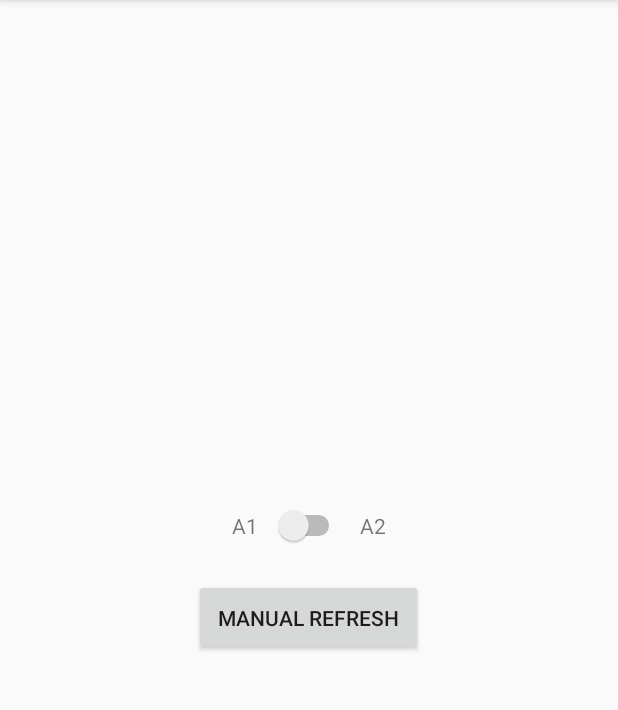
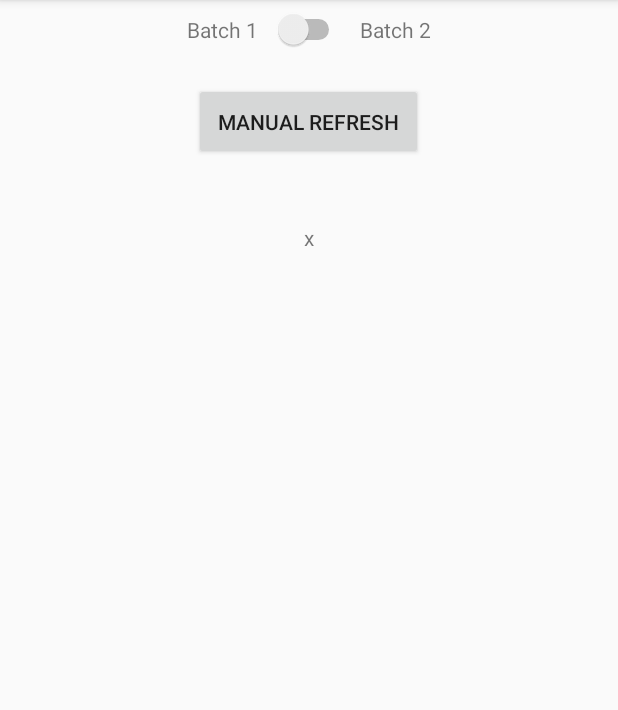
Before and after one commit to shubham-singhal-s/Timetable-Widget, an Android app: the screen it shows after launch (MainActivity), on a phone screen of 412 x 824 dp, the part 84-794 px from its top. Run offline under Robolectric (Android 15) with nearby library versions, the phone set to English and light mode, and no system bars.

Commit message:
First Push

```diff
--- a/app/src/main/AndroidManifest.xml
+++ b/app/src/main/AndroidManifest.xml
@@ -20,6 +20,7 @@
         <receiver android:name=".MyAppWidgetProvider" android:label="Timetable">
             <intent-filter>
                 <action android:name="android.appwidget.action.APPWIDGET_UPDATE" />
+                <action android:name="android.appwidget.action.APPWIDGET_OPEN" />
             </intent-filter>
             <meta-data android:name="android.appwidget.provider" android:resource="@xml/appwidgetprovider" />
         </receiver>
--- a/app/src/main/java/com/example/sectiona/MainActivity.java
+++ b/app/src/main/java/com/example/sectiona/MainActivity.java
@@ -7,15 +7,22 @@ import android.content.SharedPreferences;
 import android.os.Bundle;
 import android.preference.PreferenceManager;
 import android.support.v7.app.AppCompatActivity;
+import android.text.Html;
+import android.text.Spanned;
 import android.view.View;
 import android.widget.CompoundButton;
 import android.widget.Switch;
+import android.widget.TextView;
+
+import java.util.Scanner;
 
 public class MainActivity extends AppCompatActivity {
 
 
     Switch mySwitch;
+    int secID;
     SharedPreferences spref;
+    TextView tt;
     @Override
     protected void onCreate(Bundle savedInstanceState) {
         super.onCreate(savedInstanceState);
@@ -24,8 +31,12 @@ public class MainActivity extends AppCompatActivity {
         mySwitch = (Switch)findViewById(R.id.mySwitch);
 
         spref = PreferenceManager.getDefaultSharedPreferences(getApplicationContext());
-        int secID = spref.getInt("secID", 0);
+        secID = spref.getInt("secID", 0);
         final SharedPreferences.Editor prefEditor = spref.edit();
+
+        tt=(TextView)findViewById(R.id.ttt);
+
+        setTT(secID);
 
         if(secID==0)
             mySwitch.setChecked(false);
@@ -35,15 +46,14 @@ public class MainActivity extends AppCompatActivity {
         mySwitch.setOnCheckedChangeListener(new CompoundButton.OnCheckedChangeListener() {
 
             @Override
-            public void onCheckedChanged(CompoundButton buttonView,
-                                         boolean isChecked) {
-
+            public void onCheckedChanged(CompoundButton buttonView, boolean isChecked) {
                 if(isChecked){
                     prefEditor.putInt("secID", 1);
+                    setTT(1);
                 }else{
                     prefEditor.putInt("secID", 0);
+                    setTT(0);
                 }
-
                 prefEditor.apply();
 
                 Intent intent = new Intent(MainActivity.this, MyAppWidgetProvider.class);
@@ -51,7 +61,6 @@ public class MainActivity extends AppCompatActivity {
                 int ids[] = AppWidgetManager.getInstance(getApplication()).getAppWidgetIds(new ComponentName(getApplication(), MyAppWidgetProvider.class));
                 intent.putExtra(AppWidgetManager.EXTRA_APPWIDGET_IDS,ids);
                 sendBroadcast(intent);
-
             }
         });
 
@@ -68,5 +77,46 @@ public class MainActivity extends AppCompatActivity {
 
     }
 
+    String ttext;
 
+    public void setTT(int chk){
+        if (chk == 0) {
+            ttext="";
+            Scanner s = new Scanner(getResources().openRawResource(R.raw.bat1));
+            s.useDelimiter("break");
+            try {
+                while (s.hasNext()) {
+                    ttext+="<br><br>"+s.next();
+                }
+            } finally {
+                s.close();
+            }
+        }
+        else{
+            ttext="";
+            Scanner s = new Scanner(getResources().openRawResource(R.raw.bat2));
+            s.useDelimiter("break");
+            try {
+                while (s.hasNext()) {
+                    ttext+= "<br><br>" + s.next();
+                }
+            } finally {
+                s.close();
+            }
+        }
+
+        tt.setText(fromHtml(ttext));
+    }
+
+    @SuppressWarnings("deprecation")
+    public static Spanned fromHtml(String text){
+        Spanned res;
+
+        if (android.os.Build.VERSION.SDK_INT >= android.os.Build.VERSION_CODES.N) {
+            res = Html.fromHtml(text,Html.FROM_HTML_MODE_LEGACY);}
+        else{
+            res = Html.fromHtml(text);
+        }
+        return res;
+    }
 }
--- a/app/src/main/res/layout/activity_main.xml
+++ b/app/src/main/res/layout/activity_main.xml
@@ -1,25 +1,29 @@
 <?xml version="1.0" encoding="utf-8"?>
-<LinearLayout xmlns:android="http://schemas.android.com/apk/res/android"
+
+<ScrollView xmlns:android="http://schemas.android.com/apk/res/android"
     xmlns:app="http://schemas.android.com/apk/res-auto"
     xmlns:tools="http://schemas.android.com/tools"
     android:layout_width="match_parent"
     android:layout_height="match_parent"
-    android:orientation="vertical"
-    android:layout_gravity="center"
-    android:gravity="center"
     tools:context="com.example.sectiona.MainActivity">
+
+    <LinearLayout
+        android:layout_width="match_parent"
+        android:layout_height="match_parent"
+        android:gravity="center_horizontal"
+        android:orientation="vertical">
 
         <LinearLayout
             android:layout_width="wrap_content"
             android:layout_height="wrap_content"
-        android:orientation="horizontal"
             android:layout_gravity="center"
-        android:gravity="center">
+            android:gravity="center"
+            android:orientation="horizontal">
 
             <TextView
                 android:layout_width="wrap_content"
                 android:layout_height="wrap_content"
-            android:text="A1"/>
+                android:text="Batch 1" />
 
             <Switch
                 android:id="@+id/mySwitch"
@@ -30,16 +34,24 @@
             <TextView
                 android:layout_width="wrap_content"
                 android:layout_height="wrap_content"
-            android:text="A2"/>
+                android:text="Batch 2" />
 
 
         </LinearLayout>
+
         <Button
+            android:id="@+id/man_ref"
             android:layout_width="wrap_content"
             android:layout_height="wrap_content"
-        android:id="@+id/man_ref"
+            android:layout_marginTop="16dp"
             android:padding="16dp"
-        android:layout_marginTop="16dp"
-        android:text="Manual Refresh"/>
+            android:text="Manual Refresh" />
+
+        <TextView
+            android:id="@+id/ttt"
+            android:layout_width="wrap_content"
+            android:layout_height="wrap_content"
+            android:padding="10dp" />
 
     </LinearLayout>
+</ScrollView>
```
Also changed, not shown: app/build.gradle (+3 -4 lines), app/src/main/java/com/example/sectiona/MyAppWidgetProvider.java (+45 -109 lines), app/src/main/res/layout/widget_main.xml (+2 -7 lines), 4 other files. Lines whose indentation alone changed are shown as unchanged.
